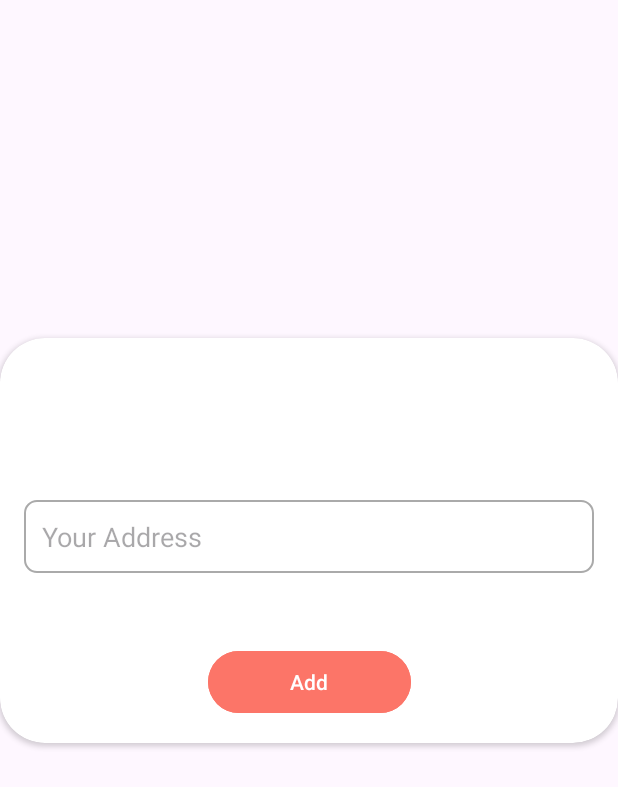
After one commit to yojan15/Assignment, an Android app: the AddressFragment screen opened through its navigation route, on a phone screen of 412 x 824 dp. The commit adds this screen. Shown: the top 787 px of the screen. Run offline under Robolectric (Android 15) with nearby library versions, the phone set to English and light mode, and no system bars.

Commit message:
address fragment added

```diff
--- /dev/null
+++ b/app/src/main/java/com/example/assignment/api/AddressApiService.kt
@@ -0,0 +1,15 @@
+package com.example.assignment.api
+
+import com.example.assignment.model.AddressListResponse
+import com.example.assignment.model.AddressRequestBody
+import retrofit2.http.Body
+import retrofit2.http.Header
+import retrofit2.http.POST
+
+interface AddressApiService {
+    @POST("app/add_multiple_address_api")
+    suspend fun addMultipleAddress(
+        @Header("Authorization") token: String,
+        @Body request: AddressRequestBody
+    ): AddressListResponse
+}
--- /dev/null
+++ b/app/src/main/java/com/example/assignment/apiObject/ApiManager.kt
@@ -0,0 +1,16 @@
+package com.example.assignment.apiObject
+
+import com.example.assignment.api.AddressApiService
+import com.example.assignment.api.ApiService
+import retrofit2.Retrofit
+import retrofit2.converter.gson.GsonConverterFactory
+
+object ApiManager {
+    private const val BASE_URL = "http://103.186.133.168:8008/"
+
+    private val retrofit = Retrofit.Builder()
+        .baseUrl(BASE_URL)
+        .addConverterFactory(GsonConverterFactory.create())
+        .build()
+    val apiService: AddressApiService = retrofit.create(AddressApiService::class.java)
+}
--- /dev/null
+++ b/app/src/main/java/com/example/assignment/fragments/addressFragment/AddressFragment.kt
@@ -0,0 +1,30 @@
+package com.example.assignment.fragments.addressFragment
+
+import android.os.Bundle
+import androidx.fragment.app.Fragment
+import android.view.LayoutInflater
+import android.view.View
+import android.view.ViewGroup
+import com.example.assignment.apiObject.ApiManager
+import com.example.assignment.databinding.FragmentAddressBinding
+class AddressFragment : Fragment() {
+    private lateinit var binding: FragmentAddressBinding
+    override fun onCreateView(
+        inflater: LayoutInflater, container: ViewGroup?,
+        savedInstanceState: Bundle?
+    ): View {
+        // Inflate the layout for this fragment
+        binding = FragmentAddressBinding.inflate(inflater, container, false)
+        return binding.root
+    }
+
+    override fun onViewCreated(view: View, savedInstanceState: Bundle?) {
+        super.onViewCreated(view, savedInstanceState)
+        val apiService = ApiManager.apiService
+
+        binding.add.setOnClickListener {
+            val address = binding.address.text.toString()
+
+        }
+    }
+}
--- a/app/src/main/java/com/example/assignment/view/MainActivity.kt
+++ b/app/src/main/java/com/example/assignment/view/MainActivity.kt
@@ -11,6 +11,5 @@ class MainActivity : AppCompatActivity() {
         binding = ActivityMainBinding.inflate(layoutInflater)
         setContentView(binding.root)
 
-
     }
 }
--- /dev/null
+++ b/app/src/main/res/drawable/baseline_home_24.xml
@@ -0,0 +1,5 @@
+<vector xmlns:android="http://schemas.android.com/apk/res/android" android:height="24dp" android:tint="#000000" android:viewportHeight="24" android:viewportWidth="24" android:width="24dp">
+
+    <path android:fillColor="@android:color/white" android:pathData="M10,20v-6h4v6h5v-8h3L12,3 2,12h3v8z"/>
+
+</vector>
--- /dev/null
+++ b/app/src/main/res/drawable/placeholder_image.xml
@@ -0,0 +1,4 @@
+<?xml version="1.0" encoding="utf-8"?>
+<selector xmlns:android="http://schemas.android.com/apk/res/android">
+
+</selector>
--- /dev/null
+++ b/app/src/main/res/layout/fragment_address.xml
@@ -0,0 +1,53 @@
+<?xml version="1.0" encoding="utf-8"?>
+<FrameLayout xmlns:android="http://schemas.android.com/apk/res/android"
+    xmlns:tools="http://schemas.android.com/tools"
+    android:layout_width="match_parent"
+    android:layout_height="match_parent"
+    xmlns:app="http://schemas.android.com/apk/res-auto"
+    tools:context=".fragments.addressFragment.AddressFragment">
+
+    <androidx.cardview.widget.CardView
+        android:layout_width="match_parent"
+        android:layout_height="wrap_content"
+        android:background="@color/white"
+        android:layout_marginTop="225dp"
+        app:cardCornerRadius="30dp">
+
+        <androidx.constraintlayout.widget.ConstraintLayout
+            android:layout_width="match_parent"
+            android:layout_height="match_parent"
+            android:padding="16dp">
+
+            <EditText
+                android:id="@+id/address"
+                android:layout_width="0dp"
+                android:layout_height="wrap_content"
+                android:layout_marginTop="92dp"
+                android:background="@drawable/edit_text_bg"
+                android:hint="Your Address"
+                android:maxLength="10"
+                android:padding="12dp"
+                app:layout_constraintEnd_toEndOf="parent"
+                app:layout_constraintHorizontal_bias="0.0"
+                app:layout_constraintStart_toStartOf="parent"
+                app:layout_constraintTop_toTopOf="parent" />
+
+            <Button
+                android:id="@+id/add"
+                android:layout_width="135dp"
+                android:layout_height="49dp"
+                android:layout_marginTop="48dp"
+                android:backgroundTint="@color/buttonColor"
+                android:text="Add"
+                app:layout_constraintEnd_toEndOf="parent"
+                app:layout_constraintStart_toStartOf="parent"
+                app:layout_constraintTop_toBottomOf="@+id/address" />
+
+
+        </androidx.constraintlayout.widget.ConstraintLayout>
+
+    </androidx.cardview.widget.CardView>
+
+
+
+</FrameLayout>
--- a/app/src/main/res/navigation/nav_host.xml
+++ b/app/src/main/res/navigation/nav_host.xml
@@ -28,7 +28,24 @@
     </fragment>
     <fragment
         android:id="@+id/menuFragment"
-        android:name="com.example.assignment.MenuFragment"
+        android:name="com.example.assignment.fragments.menuFragment.MenuFragment"
         android:label="fragment_menu"
-        tools:layout="@layout/fragment_menu" />
+        tools:layout="@layout/fragment_menu" >
+        <action
+            android:id="@+id/action_menuFragment_to_productDetailFragment"
+            app:destination="@id/productDetailFragment" />
+        <action
+            android:id="@+id/action_menuFragment_to_addressFragment"
+            app:destination="@id/addressFragment" />
+    </fragment>
+    <fragment
+        android:id="@+id/productDetailFragment"
+        android:name="com.example.assignment.fragments.productsDetails.ProductDetailFragment"
+        android:label="fragment_product_detail"
+        tools:layout="@layout/fragment_product_detail" />
+    <fragment
+        android:id="@+id/addressFragment"
+        android:name="com.example.assignment.fragments.addressFragment.AddressFragment"
+        android:label="fragment_address"
+        tools:layout="@layout/fragment_address" />
 </navigation>
```
Also changed, not shown: app/build.gradle (+7 -0 lines), app/src/main/java/com/example/assignment/MenuFragment.kt (deleted, +0 -21 lines), app/src/main/java/com/example/assignment/adapters/ProductAdapter.kt (added, +55 -0 lines), app/src/main/java/com/example/assignment/api/ProductApi.kt (added, +9 -0 lines), app/src/main/java/com/example/assignment/apiObject/RetrofitClient.kt (added, +19 -0 lines), app/src/main/java/com/example/assignment/fragments/menuFragment/MenuFragment.kt (added, +68 -0 lines), app/src/main/java/com/example/assignment/fragments/productsDetails/ProductDetailFragment.kt (added, +41 -0 lines), app/src/main/java/com/example/assignment/model/AddressListResponse.kt (added, +29 -0 lines), app/src/main/java/com/example/assignment/model/Products.kt (added, +20 -0 lines), app/src/main/res/layout/fragment_menu.xml (+26 -1 lines), app/src/main/res/layout/fragment_product_detail.xml (added, +60 -0 lines), app/src/main/res/layout/products.xml (added, +53 -0 lines).
